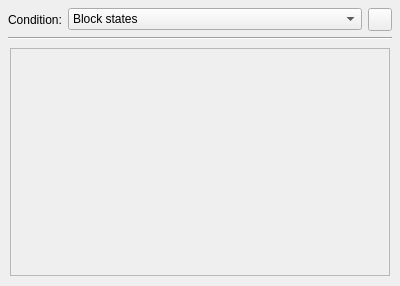
First picture: the form in src/mcrpredcondition.ui, repository IoeCmcomc/MCDatapacker, before the edit.
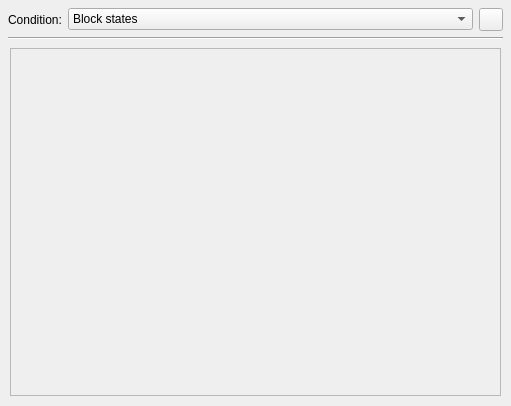
Second picture: the form after the edit. The open tabs and pages were chosen to show the change. Icons and pictures are not drawn. Custom widgets are drawn as their Qt base class.

Diff of the .ui file:
```diff
--- a/src/mcrpredcondition.ui
+++ b/src/mcrpredcondition.ui
@@ -6,8 +6,8 @@
    <rect>
     <x>0</x>
     <y>0</y>
-    <width>400</width>
-    <height>286</height>
+    <width>511</width>
+    <height>406</height>
    </rect>
   </property>
   <property name="sizePolicy">
@@ -544,8 +544,8 @@
            <rect>
             <x>0</x>
             <y>0</y>
-            <width>376</width>
-            <height>339</height>
+            <width>378</width>
+            <height>245</height>
            </rect>
           </property>
           <property name="alignment">
```
Left out of the diff: 6 changed lines with no effect on the pictures.
